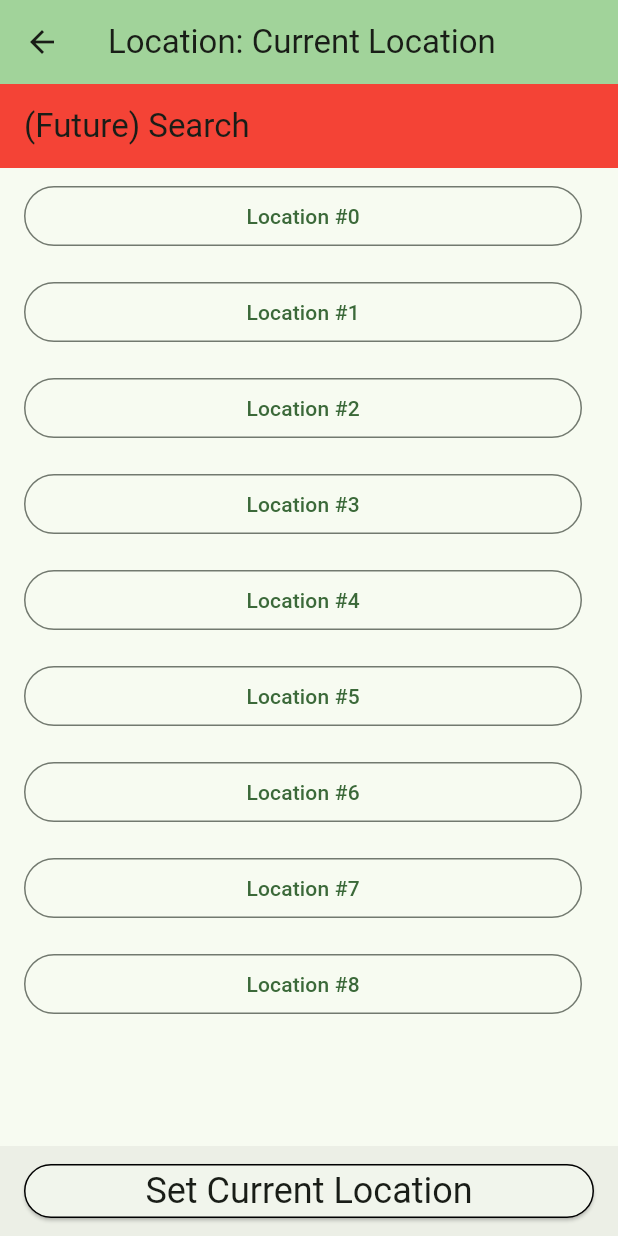
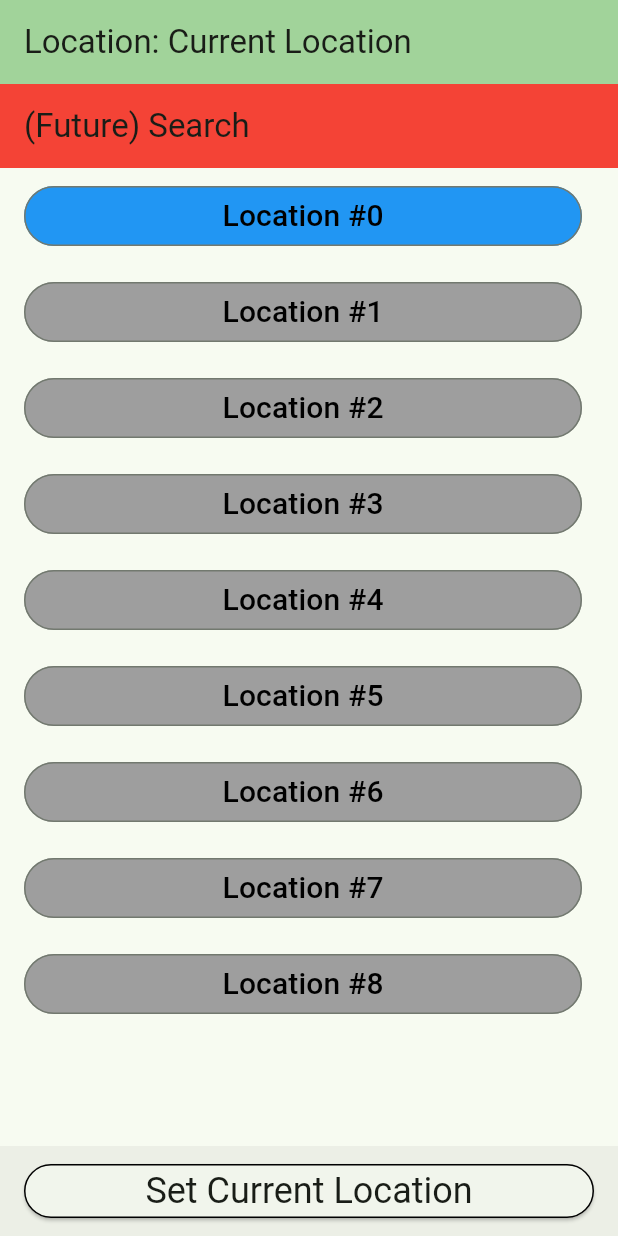
Before and after one commit to michaelholzer/Zoo_Route_Planner, a Flutter app: the LocationChange screen opened directly with empty values, after a tap on "Set Current Location", on a phone screen of 412 x 824 dp. Run offline on Flutter 3.47's test engine with Material 3 defaults, Android fonts, the light colour scheme and no system bars.

Commit message:
Starting location can now be changed using locationChanger. Not all algorithm combinations work. When visiting 1, 3, 4, and 7, only starting from 0 gives correct path.

```diff
--- a/lib/locationChanger.dart
+++ b/lib/locationChanger.dart
@@ -1,21 +1,62 @@
 import 'package:flutter/material.dart';
 import 'package:zoo_route_planner/routeLogic.dart';
+import 'package:zoo_route_planner/routeMap.dart';
+import 'package:zoo_route_planner/routeText.dart';
 
 class LocationChange extends StatefulWidget {
-  const LocationChange({super.key, required this.animalList});
+  const LocationChange({super.key, required this.from, required this.animalList, required this.start});
 
-  final List animalList;
+  final String from;
+  final List<bool> animalList;
+  final int start;
 
   @override
-  State<LocationChange> createState() => _LocationChangeState();
+  State<LocationChange> createState() => _LocationChangeState(from: from, animalList: animalList, start: start);
 }
 
 class _LocationChangeState extends State<LocationChange> {
+  _LocationChangeState({required this.from, required this.animalList, required this.start});
+
+  String from;
+  List<bool> animalList;
+  int start;
 
   final DijkstrasAlgorithm algorithm = DijkstrasAlgorithm();
 
-  void _setLocation() {
-    // algorithm.RunAlgorithm();
+  List<bool> _selectedLocation = [];
+
+  @override
+  void initState() {
+    super.initState();
+
+    _selectedLocation = List.filled(algorithm.getAmount(), false);
+    _setLocation(start);
+  }
+
+  void _setLocation(int index) {
+    setState((){});
+    // set index true and set all others false
+    for (int i = 0; i < _selectedLocation.length; i++) {
+      _selectedLocation[i] = false;
+    }
+    _selectedLocation[index] = true;
+    start = index;
+  }
+
+  void _confirmLocation() {
+    setState((){});
+    // navigate back to text or map, wherever user came from
+    if (from == 'Map') {
+      Navigator.push(
+        context,
+        MaterialPageRoute(builder: (context) => RouteMap(animalList: animalList, start: start)),
+      );
+    } else if (from == 'Text') {
+      Navigator.push(
+        context,
+        MaterialPageRoute(builder: (context) => RouteText(animalList: animalList, start: start)),
+      );
+    }
   }
 
   @override
@@ -24,8 +65,7 @@ class _LocationChangeState extends State<LocationChange> {
       appBar: AppBar(
         backgroundColor: Theme.of(context).colorScheme.inversePrimary,
         title: const Text('Location: Current Location'),
-        // add following in exchange for using button on bottom
-        // automaticallyImplyLeading: false,
+        automaticallyImplyLeading: false,
       ),
       body: CustomScrollView(
         slivers: [
@@ -39,8 +79,24 @@ class _LocationChangeState extends State<LocationChange> {
           SliverList(
             delegate: SliverChildBuilderDelegate(
               // (context, index) => ListTile(title: Text('Location #$index')),
-              (context, index) => ListTile(title: OutlinedButton(onPressed: _setLocation,child:Text('Location #$index'),)),
-              childCount: algorithm.getAmount(),
+              (context, index) {
+                return ListTile(
+                  title: OutlinedButton(
+                    style: OutlinedButton.styleFrom(
+                      backgroundColor: _selectedLocation[index] ? Colors.blue : Colors.grey,
+                    ),
+                    onPressed: () { _setLocation(index); },
+                    child: Text(
+                      'Location #$index',
+                      style: TextStyle(
+                        fontSize: 20,
+                        color: Colors.black,
+                      ),
+                    ),
+                  )
+                );
+              },
+              childCount: algorithm.getAmount(), // this call may change
             ),
           ),
         ],
@@ -54,7 +110,7 @@ class _LocationChangeState extends State<LocationChange> {
               color: Colors.black,
             ),
           ),
-          onPressed: _setLocation,
+          onPressed: _confirmLocation,
           child: Text(
             style: Theme.of(context).textTheme.headlineSmall,
             'Set Current Location'
--- a/lib/routeLogic.dart
+++ b/lib/routeLogic.dart
@@ -17,7 +17,7 @@ class DijkstrasAlgorithm {
 
   // to be edited by starting location
   int start = 0;
-  // void setStart (int value) => start = value; // may change to string
+  void setStart (int value) => start = value; // may change to string
   // int getStart () => start;
 
   // if animal selected is true
```
Also changed, not shown: lib/main.dart (+12 -15 lines), lib/routeMap.dart (+9 -7 lines), lib/routeText.dart (+13 -8 lines).
